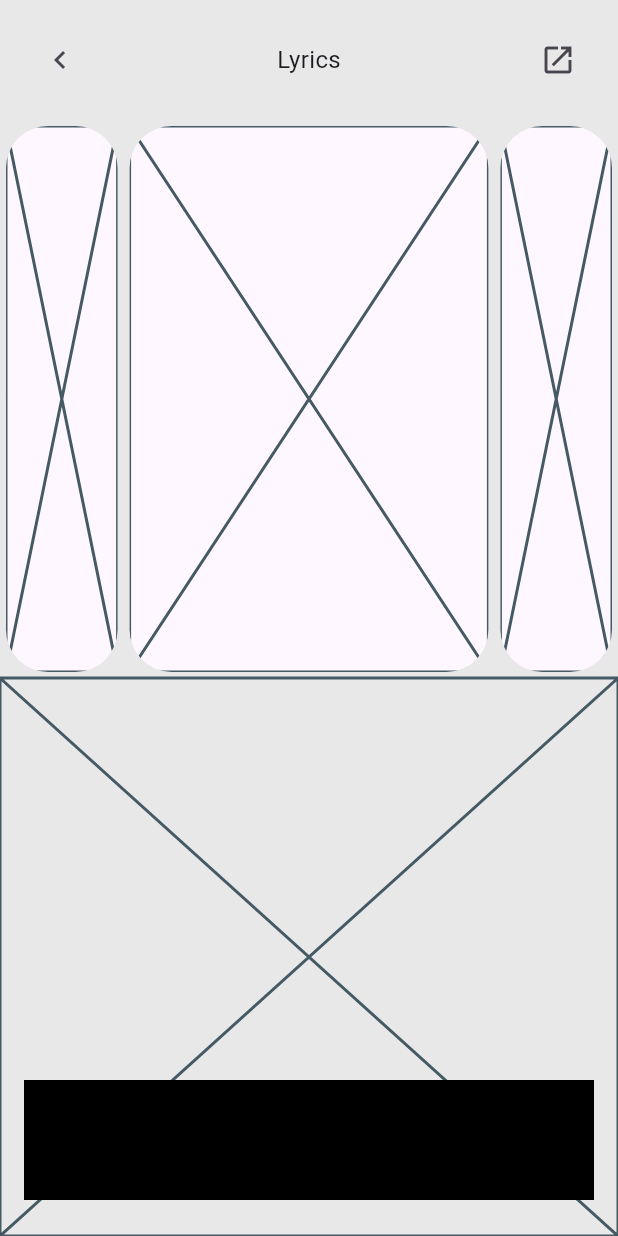
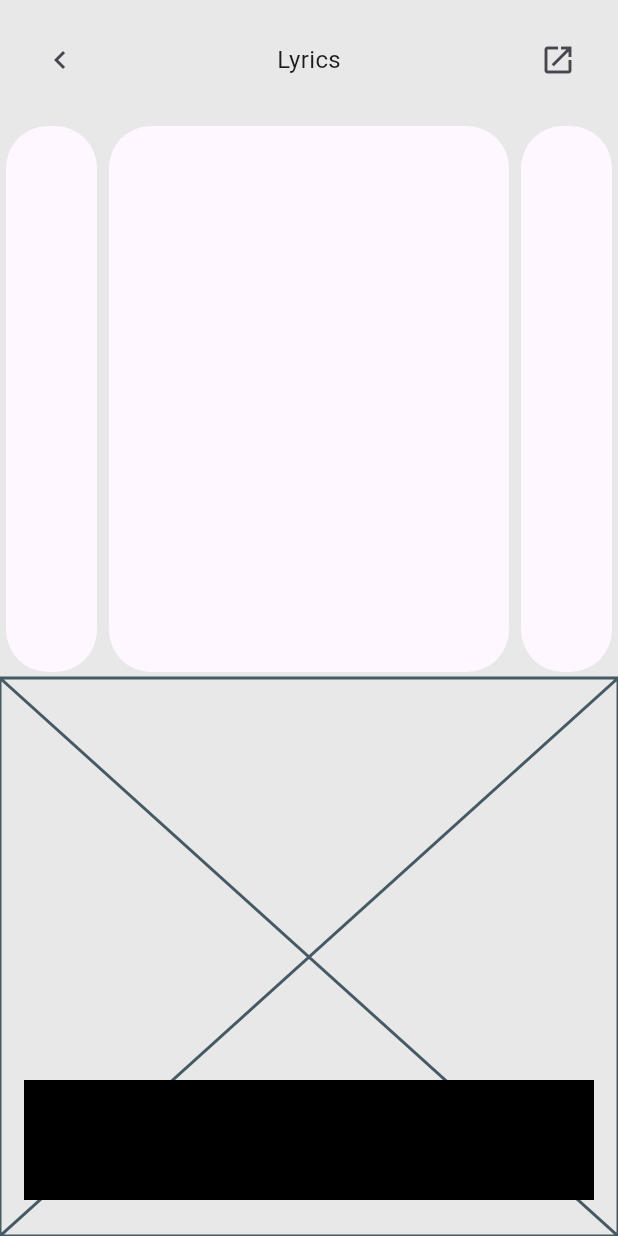
Before and after one commit to JAICHANGPARK/flutter_notebook_chapter_43, a Flutter app: the MusicPlayerScreen screen opened directly, on a phone screen of 412 x 824 dp. Run offline on Flutter 3.47's test engine with Material 3 defaults, Android fonts, the phone set to English and light mode, and no system bars; our stand-ins replace gap, hugeicons.

Commit message:
Update music_player_screen.dart

```diff
--- a/lib/ep2157_music_player_app/ui/player/music_player_screen.dart
+++ b/lib/ep2157_music_player_app/ui/player/music_player_screen.dart
@@ -57,12 +57,16 @@ class _MusicPlayerScreenState extends State<MusicPlayerScreen> {
                   Expanded(
                     child: CarouselView.weighted(
                       controller: carouselController,
-                      flexWeights: [1,3,1],
+                      flexWeights: [1,4,1],
                       // itemExtent: 280,
                       itemSnapping: true,
                       consumeMaxWeight: false,
                       children: List.generate(10, (index) {
-                        return Placeholder();
+                        return Container(
+                          decoration: BoxDecoration(
+
+                          ),
+                        );
                       }),
                     ),
                   ),
```
